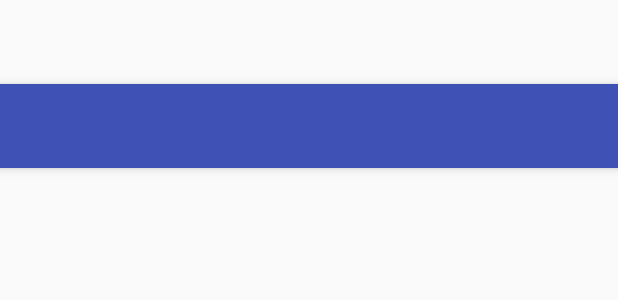
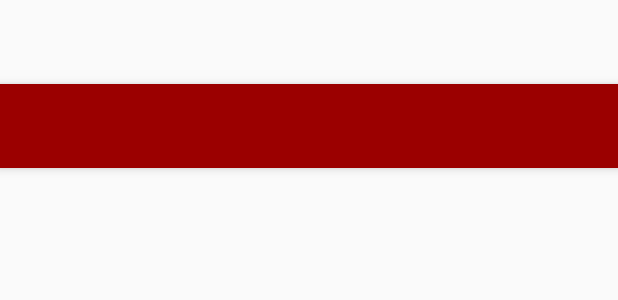
Before and after one commit to CodeathonURV/codeathonurv2016_LoremIpsum, an Android app: the layout app_bar_contacts.xml on its own in the app's theme, with its tools: preview values and no code run, on a phone screen of 412 x 824 dp. Shown: the top 300 px of the screen. Run offline under Robolectric (Android 15) with nearby library versions, the phone set to English and light mode, and no system bars.

Commit message:
layout contactss

```diff
--- a/app/src/main/res/layout/app_bar_contacts.xml
+++ b/app/src/main/res/layout/app_bar_contacts.xml
@@ -16,7 +16,7 @@
             android:id="@+id/toolbar"
             android:layout_width="match_parent"
             android:layout_height="?attr/actionBarSize"
-            android:background="?attr/colorPrimary"
+            android:background="#9b0000"
             app:popupTheme="@style/AppTheme.PopupOverlay" />
 
     </android.support.design.widget.AppBarLayout>
--- a/app/src/main/res/layout/content_contacts.xml
+++ b/app/src/main/res/layout/content_contacts.xml
@@ -12,4 +12,17 @@
     tools:context="com.codeathonurv2016.loremipsum.welcomeurv.Contacts"
     tools:showIn="@layout/app_bar_contacts">
 
+    <ScrollView
+        android:layout_width="match_parent"
+        android:layout_height="match_parent"
+        android:id="@+id/scrollView2"
+        android:layout_alignParentTop="true"
+        android:layout_alignParentLeft="true"
+        android:layout_alignParentStart="true" >
+
+        <ListView
+            android:layout_width="wrap_content"
+            android:layout_height="wrap_content"
+            android:id="@+id/listView" />
+    </ScrollView>
 </RelativeLayout>
--- a/app/src/main/res/layout/content_mensajeria.xml
+++ b/app/src/main/res/layout/content_mensajeria.xml
@@ -16,7 +16,7 @@
     <Button
         android:layout_width="match_parent"
         android:layout_height="wrap_content"
-        android:text="Send message"
+        android:text="@string/submit"
         android:id="@+id/butSend" />
 
     <LinearLayout
```
